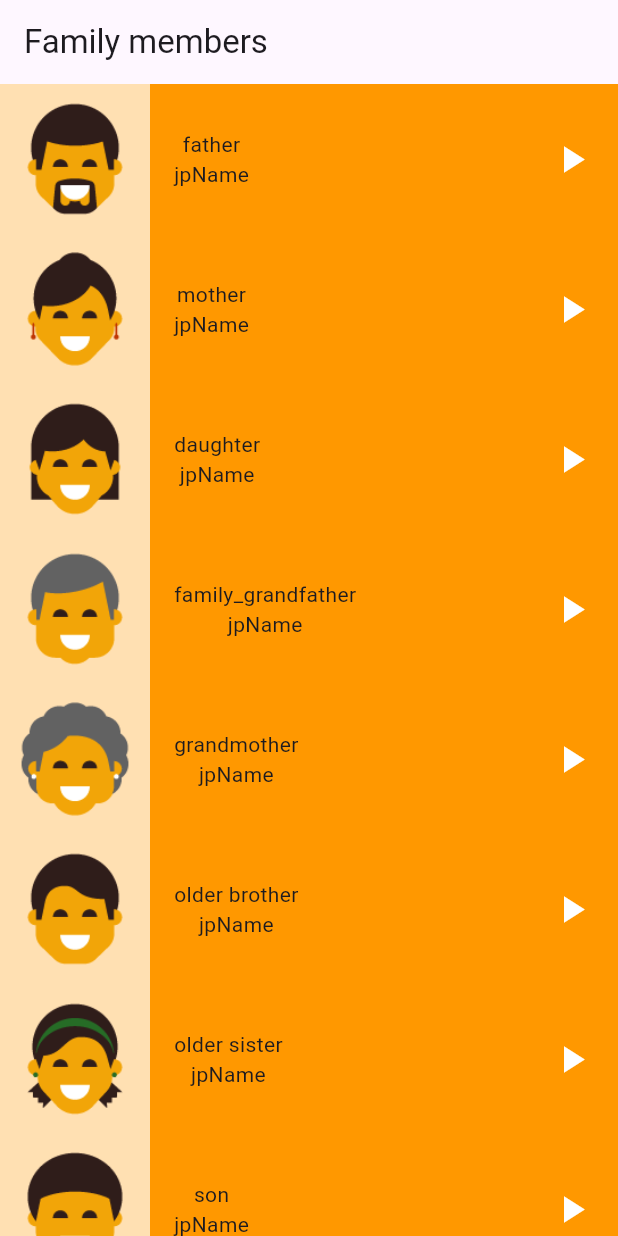
After one commit to sayedyounis00/toku_app, a Flutter app: the FamilyPage screen opened directly, on a phone screen of 412 x 824 dp. The commit adds this screen. Run offline on Flutter 3.47's test engine with Material 3 defaults, Android fonts, the phone set to English and light mode, and no system bars.

Commit message:
finishing family page and color page

```diff
--- a/lib/Model/item_data.dart
+++ b/lib/Model/item_data.dart
@@ -2,5 +2,5 @@ class ItemData {
   final String assetpath;
   final String enName;
   final String jpName;
-  ItemData({required this.assetpath, required this.enName, required this.jpName,});
+  const ItemData({required this.assetpath, required this.enName, required this.jpName,});
 }
--- /dev/null
+++ b/lib/Screens/family_members_page.dart
@@ -0,0 +1,70 @@
+import 'package:flutter/material.dart';
+import 'package:toku_app/Widget/item.dart';
+
+import '../Model/item_data.dart';
+
+class FamilyPage extends StatelessWidget {
+  const FamilyPage({
+    super.key,
+  });
+
+  final List<ItemData> memberData = const [
+    ItemData(
+        assetpath: 'assets/images/family_member/family_father.png',
+        enName: "father",
+        jpName: 'jpName'),
+    ItemData(
+        assetpath: 'assets/images/family_member/family_mother.png',
+        enName: 'mother',
+        jpName: 'jpName'),
+    ItemData(
+        assetpath: 'assets/images/family_member/family_daughter.png',
+        enName: 'daughter',
+        jpName: 'jpName'),
+    ItemData(
+        assetpath: 'assets/images/family_member/family_grandfather.png',
+        enName: 'family_grandfather',
+        jpName: 'jpName'),
+    ItemData(
+        assetpath: 'assets/images/family_member/family_grandmother.png',
+        enName: 'grandmother',
+        jpName: 'jpName'),
+    ItemData(
+        assetpath: 'assets/images/family_member/family_older_brother.png',
+        enName: 'older brother',
+        jpName: 'jpName'),
+    ItemData(
+        assetpath: 'assets/images/family_member/family_older_sister.png',
+        enName: 'older sister',
+        jpName: 'jpName'),
+    ItemData(
+        assetpath: 'assets/images/family_member/family_son.png',
+        enName: 'son',
+        jpName: 'jpName'),
+    ItemData(
+        assetpath: 'assets/images/family_member/family_younger_brother.png',
+        enName: 'younger brother',
+        jpName: 'jpName'),
+    ItemData(
+        assetpath: 'assets/images/family_member/family_younger_sister.png',
+        enName: 'younger sister',
+        jpName: 'jpName'),
+  ];
+  @override
+  Widget build(BuildContext context) {
+    return Scaffold(
+      appBar: AppBar(
+        title: const Text("Family members"),
+      ),
+      body: ListView.builder(
+        itemCount: memberData.length,
+        itemBuilder: (BuildContext context, int index) {
+          return Item(
+            numberData: memberData[index],
+            color: Colors.orange,
+          );
+        },
+      ),
+    );
+  }
+}
--- a/lib/Widget/item.dart
+++ b/lib/Widget/item.dart
@@ -19,7 +19,7 @@ class Item extends StatelessWidget {
           Container(
             height: 100,
             width: 100,
-            color: Colors.white,
+            color: Colors.orange[100],
             child: Image.asset(numberData.assetpath),
           ),
           Padding(
```
Also changed, not shown: lib/Screens/colors.dart (added, +62 -0 lines), lib/Screens/home_page.dart (+6 -4 lines), lib/Screens/numbers_page.dart (+9 -7 lines).
